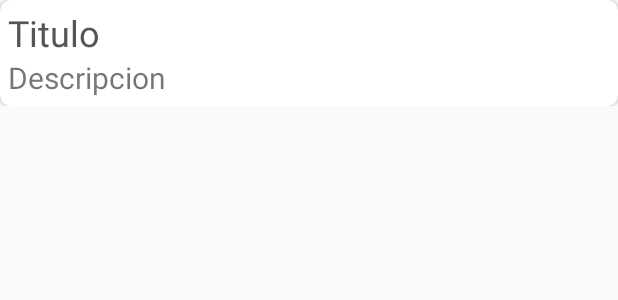
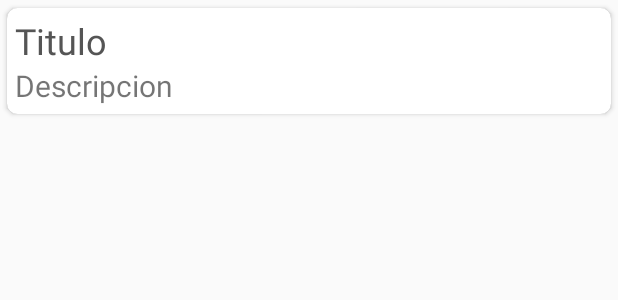
Before and after one commit to jhonk52/Notas-de-Viaje, an Android app: the layout plantilla_listadenotas.xml on its own in the app's theme, with its tools: preview values and no code run, on a phone screen of 412 x 824 dp. Shown: the top 300 px of the screen. Run offline under Robolectric (Android 15) with nearby library versions, the phone set to English and light mode, and no system bars.

Commit message:
se soluciona falla en la elevacion del cardview issue #3

```diff
--- a/app/src/main/AndroidManifest.xml
+++ b/app/src/main/AndroidManifest.xml
@@ -6,7 +6,6 @@
         android:allowBackup="true"
         android:icon="@mipmap/ic_app"
         android:label="@string/app_name"
-        android:roundIcon="@mipmap/ic_launcher_round"
         android:supportsRtl="true"
         android:theme="@style/AppThemeNoActionBar">
         <activity android:name="paquetenotasdeviaje.notasdeviaje.activitys.EscribirNota"/>
--- a/app/src/main/res/layout/plantilla_listadenotas.xml
+++ b/app/src/main/res/layout/plantilla_listadenotas.xml
@@ -1,17 +1,19 @@
 <?xml version="1.0" encoding="utf-8"?>
-<LinearLayout xmlns:android="http://schemas.android.com/apk/res/android"
-    xmlns:app="http://schemas.android.com/apk/res-auto"
+<LinearLayout
+    xmlns:android="http://schemas.android.com/apk/res/android"
     android:layout_width="match_parent"
     android:layout_height="wrap_content"
     android:orientation="vertical">
 
     <androidx.cardview.widget.CardView
         android:id="@+id/cardview"
+        xmlns:app="http://schemas.android.com/apk/res-auto"
         android:layout_width="match_parent"
         android:layout_height="wrap_content"
         app:cardCornerRadius="7dp"
         app:cardElevation="2dp"
-        app:contentPadding="5dp">
+        app:contentPadding="5dp"
+        app:cardUseCompatPadding="true">
 
 
         <LinearLayout
--- a/app/src/main/res/mipmap-anydpi-v26/ic_launcher_round.xml
+++ /dev/null
@@ -1,5 +0,0 @@
-<?xml version="1.0" encoding="utf-8"?>
-<adaptive-icon xmlns:android="http://schemas.android.com/apk/res/android">
-    <background android:drawable="@color/ic_iconoappback"/>
-    <foreground android:drawable="@mipmap/ic_app"/>
-</adaptive-icon>
--- a/app/src/main/res/values/ic_iconoappback.xml
+++ /dev/null
@@ -1,4 +0,0 @@
-<?xml version="1.0" encoding="utf-8"?>
-<resources>
-    <color name="ic_iconoappback">#04AEDA</color>
-</resources>
```
Also changed, not shown: app/src/main/res/mipmap-hdpi/ic_launcher_round.png (deleted), app/src/main/res/mipmap-mdpi/ic_launcher_round.png (deleted), app/src/main/res/mipmap-xhdpi/ic_launcher_round.png (deleted), app/src/main/res/mipmap-xxhdpi/ic_launcher_round.png (deleted), app/src/main/res/mipmap-xxxhdpi/ic_launcher_round.png (deleted).
